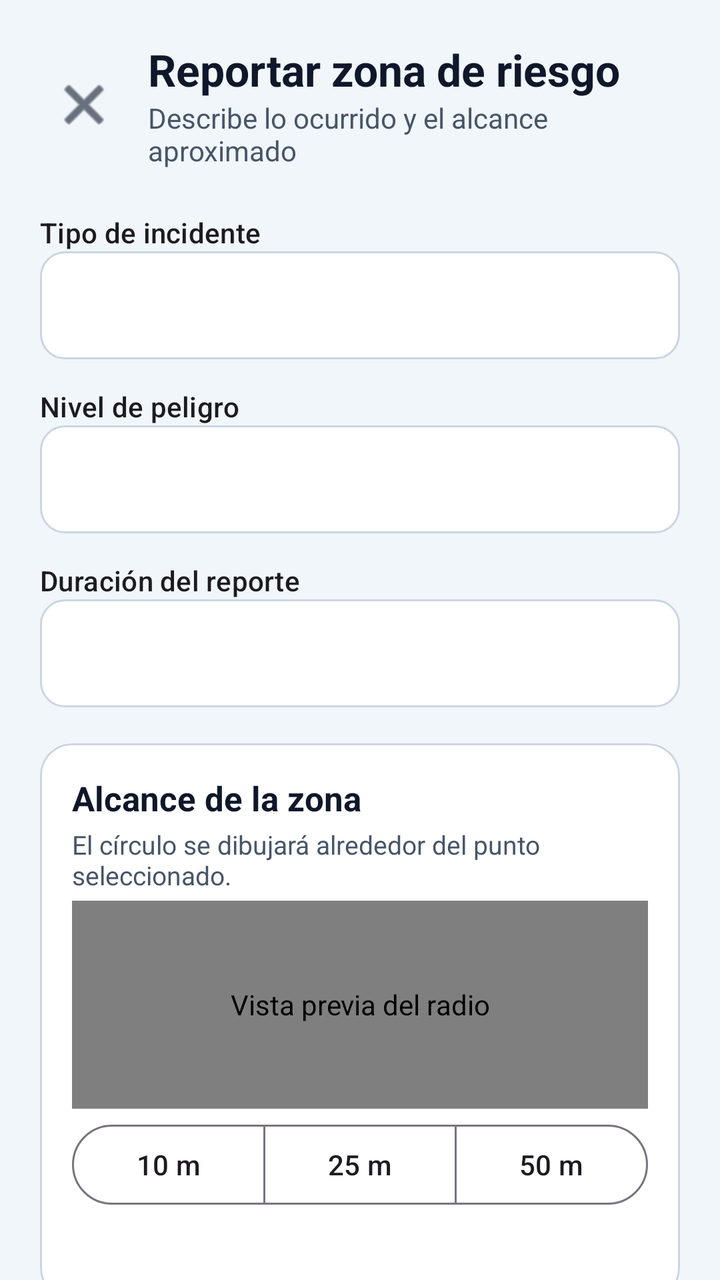
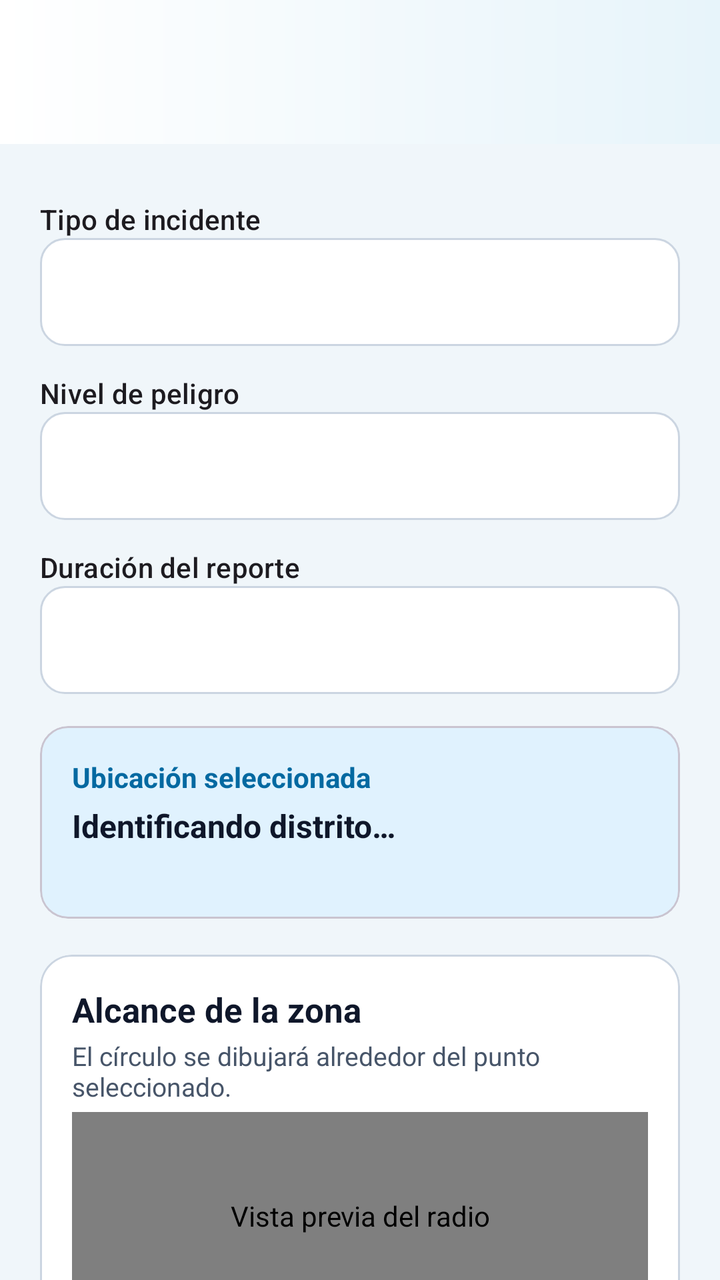

Two renders of the same Android screen: before a commit and after it. Below are the layout's source before the change and the commit's diff.
<!-- AndroidManifest.xml: application theme Theme.Appmovil -->
<!-- res/layout/activity_nuevo_reporte.xml -->
<?xml version="1.0" encoding="utf-8"?>
<androidx.core.widget.NestedScrollView xmlns:android="http://schemas.android.com/apk/res/android"
    xmlns:app="http://schemas.android.com/apk/res-auto"
    android:layout_width="match_parent" android:layout_height="match_parent"
    android:fillViewport="true" android:background="@color/app_background">
    <LinearLayout android:layout_width="match_parent" android:layout_height="wrap_content"
        android:orientation="vertical" android:padding="20dp">
        <LinearLayout android:layout_width="match_parent" android:layout_height="wrap_content" android:gravity="center_vertical">
            <ImageButton android:id="@+id/btnCloseReport" android:layout_width="44dp" android:layout_height="44dp"
                android:background="?attr/selectableItemBackgroundBorderless" android:contentDescription="Cerrar"
                android:src="@android:drawable/ic_menu_close_clear_cancel" app:tint="@color/app_text_primary" />
            <LinearLayout android:layout_width="0dp" android:layout_height="wrap_content" android:layout_weight="1" android:orientation="vertical" android:paddingStart="10dp">
                <TextView android:layout_width="wrap_content" android:layout_height="wrap_content" android:text="Reportar zona de riesgo" android:textColor="@color/app_text_primary" android:textSize="22sp" android:textStyle="bold" />
                <TextView android:layout_width="wrap_content" android:layout_height="wrap_content" android:text="Describe lo ocurrido y el alcance aproximado" android:textColor="@color/app_text_secondary" android:textSize="14sp" />
            </LinearLayout>
        </LinearLayout>
        <TextView style="@style/TextAppearance.Material3.LabelLarge" android:layout_width="wrap_content" android:layout_height="wrap_content" android:layout_marginTop="22dp" android:text="Tipo de incidente" />
        <Spinner android:id="@+id/spReportEvent" android:layout_width="match_parent" android:layout_height="54dp" android:background="@drawable/bg_input" android:paddingHorizontal="14dp" />
        <TextView style="@style/TextAppearance.Material3.LabelLarge" android:layout_width="wrap_content" android:layout_height="wrap_content" android:layout_marginTop="14dp" android:text="Nivel de peligro" />
        <Spinner android:id="@+id/spReportDanger" android:layout_width="match_parent" android:layout_height="54dp" android:background="@drawable/bg_input" android:paddingHorizontal="14dp" />
        <TextView style="@style/TextAppearance.Material3.LabelLarge" android:layout_width="wrap_content" android:layout_height="wrap_content" android:layout_marginTop="14dp" android:text="Duración del reporte" />
        <Spinner android:id="@+id/spReportDuration" android:layout_width="match_parent" android:layout_height="54dp" android:background="@drawable/bg_input" android:paddingHorizontal="14dp" />
        <com.google.android.material.card.MaterialCardView
            android:layout_width="match_parent" android:layout_height="wrap_content"
            android:layout_marginTop="18dp" app:cardBackgroundColor="@color/white"
            app:cardCornerRadius="16dp" app:strokeColor="@color/app_border" app:strokeWidth="1dp">
            <LinearLayout android:layout_width="match_parent" android:layout_height="wrap_content"
                android:orientation="vertical" android:padding="16dp">
                <TextView android:layout_width="wrap_content" android:layout_height="wrap_content"
                    android:text="Alcance de la zona" android:textColor="@color/app_text_primary"
                    android:textSize="17sp" android:textStyle="bold" />
                <TextView android:layout_width="match_parent" android:layout_height="wrap_content"
                    android:layout_marginTop="3dp" android:text="El círculo se dibujará alrededor del punto seleccionado."
                    android:textColor="@color/app_text_secondary" android:textSize="13sp" />
                <com.example.appmovil.RadiusPreviewView android:id="@+id/radiusPreview"
                    android:layout_width="match_parent" android:layout_height="104dp"
                    android:layout_marginTop="4dp" android:contentDescription="Vista previa del radio" />
                <com.google.android.material.button.MaterialButtonToggleGroup
                    android:id="@+id/reportRadiusGroup" android:layout_width="match_parent"
                    android:layout_height="wrap_content" android:layout_marginTop="4dp"
                    app:selectionRequired="true" app:singleSelection="true">
                    <com.google.android.material.button.MaterialButton android:id="@+id/btnRadius10"
                        style="@style/Widget.Material3.Button.OutlinedButton"
                        android:layout_width="0dp" android:layout_height="48dp" android:layout_weight="1"
                        android:text="10 m" android:textAllCaps="false" />
                    <com.google.android.material.button.MaterialButton android:id="@+id/btnRadius25"
                        style="@style/Widget.Material3.Button.OutlinedButton"
                        android:layout_width="0dp" android:layout_height="48dp" android:layout_weight="1"
                        android:text="25 m" android:textAllCaps="false" />
                    <com.google.android.material.button.MaterialButton android:id="@+id/btnRadius50"
                        style="@style/Widget.Material3.Button.OutlinedButton"
                        android:layout_width="0dp" android:layout_height="48dp" android:layout_weight="1"
                        android:text="50 m" android:textAllCaps="false" />
                </com.google.android.material.button.MaterialButtonToggleGroup>
                <TextView android:id="@+id/tvRadiusHelp" android:layout_width="match_parent"
                    android:layout_height="wrap_content" android:layout_marginTop="10dp"
                    android:textColor="@color/app_text_secondary" android:textSize="13sp" />
            </LinearLayout>
        </com.google.android.material.card.MaterialCardView>
        <com.google.android.material.textfield.TextInputLayout android:layout_width="match_parent" android:layout_height="wrap_content" android:layout_marginTop="14dp" android:hint="¿Qué ocurrió?">
            <com.google.android.material.textfield.TextInputEditText android:id="@+id/etReportDescription" android:layout_width="match_parent" android:layout_height="130dp" android:gravity="top" android:inputType="textMultiLine" android:maxLength="2000" />
        </com.google.android.material.textfield.TextInputLayout>
        <TextView android:layout_width="match_parent" android:layout_height="wrap_content"
            android:layout_marginTop="16dp" android:text="Evidencia fotográfica obligatoria"
            android:textColor="@color/app_text_primary" android:textStyle="bold" />
        <ImageView android:id="@+id/reportImagePreview" android:layout_width="match_parent"
            android:layout_height="190dp" android:layout_marginTop="8dp" android:background="@drawable/bg_input"
            android:contentDescription="Vista previa de la evidencia" android:scaleType="centerCrop" android:visibility="gone" />
        <com.google.android.material.button.MaterialButton android:id="@+id/btnSelectReportImage"
            style="@style/Widget.Material3.Button.OutlinedButton" android:layout_width="match_parent"
            android:layout_height="48dp" android:layout_marginTop="8dp" android:text="SELECCIONAR IMAGEN" />
        <CheckBox android:id="@+id/cbAnonymousReport" android:layout_width="wrap_content" android:layout_height="wrap_content" android:layout_marginTop="8dp" android:text="Publicar de forma anónima" android:textColor="@color/app_text_primary" />
        <TextView android:id="@+id/tvReportCoordinates" android:layout_width="match_parent" android:layout_height="wrap_content" android:layout_marginTop="12dp" android:textColor="@color/app_text_secondary" />
        <com.google.android.material.button.MaterialButton android:id="@+id/btnSaveReport" android:layout_width="match_parent" android:layout_height="56dp" android:layout_marginTop="20dp" android:text="PUBLICAR REPORTE" android:textColor="@color/white" app:backgroundTint="#DC2626" app:cornerRadius="14dp" />
    </LinearLayout>
</androidx.core.widget.NestedScrollView>
<!-- resources referenced by this layout -->
<resources>
  <color name="app_background">#F0F6FA</color>
  <color name="app_border">#CBD5E1</color>
  <color name="app_text_primary">#0F172A</color>
  <color name="app_text_secondary">#475569</color>
  <color name="white">#FFFFFFFF</color>
  <!-- drawable bg_input (drawable) -->
  <?xml version="1.0" encoding="utf-8"?>
  <shape xmlns:android="http://schemas.android.com/apk/res/android">
  
      <solid android:color="#FFFFFF" />
  
      <corners android:radius="12dp" />
  
      <stroke
          android:width="1dp"
          android:color="#CBD5E1" />
  
  </shape>
  <style name="Theme.Appmovil" parent="Base.Theme.Appmovil" />
  <style name="Base.Theme.Appmovil" parent="Theme.Material3.Light.NoActionBar">
          <item name="colorPrimary">@color/app_primary</item>
          <item name="colorSecondary">@color/app_secondary</item>
          <item name="android:colorAccent">@color/app_primary</item>
          <item name="android:navigationBarColor">@color/white</item>
          <item name="android:statusBarColor">@color/white</item>
          <item name="android:windowLightStatusBar">true</item>
      </style>
  <color name="app_primary">#0284C7</color>
  <color name="app_secondary">#0D9488</color>
</resources>

<!-- the commit's change to res/layout/activity_nuevo_reporte.xml (unified diff, before → after) -->
@@ -1,25 +1,76 @@
 <?xml version="1.0" encoding="utf-8"?>
-<androidx.core.widget.NestedScrollView xmlns:android="http://schemas.android.com/apk/res/android"
+<androidx.constraintlayout.widget.ConstraintLayout xmlns:android="http://schemas.android.com/apk/res/android"
     xmlns:app="http://schemas.android.com/apk/res-auto"
-    android:layout_width="match_parent" android:layout_height="match_parent"
-    android:fillViewport="true" android:background="@color/app_background">
+    android:id="@+id/main"
+    android:layout_width="match_parent"
+    android:layout_height="match_parent"
+    android:background="@color/app_background">
+
+    <include
+        android:id="@+id/topAppBar"
+        layout="@layout/view_app_top_bar"
+        android:layout_width="0dp"
+        android:layout_height="72dp"
+        app:layout_constraintEnd_toEndOf="parent"
+        app:layout_constraintStart_toStartOf="parent"
+        app:layout_constraintTop_toTopOf="parent" />
+
+    <androidx.core.widget.NestedScrollView
+        android:layout_width="0dp"
+        android:layout_height="0dp"
+        android:clipToPadding="false"
+        android:fillViewport="true"
+        app:layout_constraintBottom_toBottomOf="parent"
+        app:layout_constraintEnd_toEndOf="parent"
+        app:layout_constraintStart_toStartOf="parent"
+        app:layout_constraintTop_toBottomOf="@id/topAppBar">
+
     <LinearLayout android:layout_width="match_parent" android:layout_height="wrap_content"
         android:orientation="vertical" android:padding="20dp">
-        <LinearLayout android:layout_width="match_parent" android:layout_height="wrap_content" android:gravity="center_vertical">
-            <ImageButton android:id="@+id/btnCloseReport" android:layout_width="44dp" android:layout_height="44dp"
-                android:background="?attr/selectableItemBackgroundBorderless" android:contentDescription="Cerrar"
-                android:src="@android:drawable/ic_menu_close_clear_cancel" app:tint="@color/app_text_primary" />
-            <LinearLayout android:layout_width="0dp" android:layout_height="wrap_content" android:layout_weight="1" android:orientation="vertical" android:paddingStart="10dp">
-                <TextView android:layout_width="wrap_content" android:layout_height="wrap_content" android:text="Reportar zona de riesgo" android:textColor="@color/app_text_primary" android:textSize="22sp" android:textStyle="bold" />
-                <TextView android:layout_width="wrap_content" android:layout_height="wrap_content" android:text="Describe lo ocurrido y el alcance aproximado" android:textColor="@color/app_text_secondary" android:textSize="14sp" />
-            </LinearLayout>
-        </LinearLayout>
-        <TextView style="@style/TextAppearance.Material3.LabelLarge" android:layout_width="wrap_content" android:layout_height="wrap_content" android:layout_marginTop="22dp" android:text="Tipo de incidente" />
+        <TextView style="@style/TextAppearance.Material3.LabelLarge" android:layout_width="wrap_content" android:layout_height="wrap_content" android:layout_marginTop="8dp" android:text="Tipo de incidente" />
         <Spinner android:id="@+id/spReportEvent" android:layout_width="match_parent" android:layout_height="54dp" android:background="@drawable/bg_input" android:paddingHorizontal="14dp" />
         <TextView style="@style/TextAppearance.Material3.LabelLarge" android:layout_width="wrap_content" android:layout_height="wrap_content" android:layout_marginTop="14dp" android:text="Nivel de peligro" />
         <Spinner android:id="@+id/spReportDanger" android:layout_width="match_parent" android:layout_height="54dp" android:background="@drawable/bg_input" android:paddingHorizontal="14dp" />
         <TextView style="@style/TextAppearance.Material3.LabelLarge" android:layout_width="wrap_content" android:layout_height="wrap_content" android:layout_marginTop="14dp" android:text="Duración del reporte" />
         <Spinner android:id="@+id/spReportDuration" android:layout_width="match_parent" android:layout_height="54dp" android:background="@drawable/bg_input" android:paddingHorizontal="14dp" />
+
+        <com.google.android.material.card.MaterialCardView
+            android:layout_width="match_parent"
+            android:layout_height="wrap_content"
+            android:layout_marginTop="16dp"
+            app:cardBackgroundColor="@color/app_primary_soft"
+            app:cardCornerRadius="14dp"
+            app:cardElevation="0dp">
+            <LinearLayout
+                android:layout_width="match_parent"
+                android:layout_height="wrap_content"
+                android:orientation="vertical"
+                android:padding="16dp">
+                <TextView
+                    android:layout_width="match_parent"
+                    android:layout_height="wrap_content"
+                    android:text="Ubicación seleccionada"
+                    android:textColor="@color/app_primary_dark"
+                    android:textSize="14sp"
+                    android:textStyle="bold" />
+                <TextView
+                    android:id="@+id/tvReportDistrict"
+                    android:layout_width="match_parent"
+                    android:layout_height="wrap_content"
+                    android:layout_marginTop="4dp"
+                    android:text="Identificando distrito…"
+                    android:textColor="@color/app_text_primary"
+                    android:textSize="16sp"
+                    android:textStyle="bold" />
+                <TextView
+                    android:id="@+id/tvReportCoordinates"
+                    android:layout_width="match_parent"
+                    android:layout_height="wrap_content"
+                    android:layout_marginTop="2dp"
+                    android:textColor="@color/app_text_secondary"
+                    android:textSize="13sp" />
+            </LinearLayout>
+        </com.google.android.material.card.MaterialCardView>
         <com.google.android.material.card.MaterialCardView
             android:layout_width="match_parent" android:layout_height="wrap_content"
             android:layout_marginTop="18dp" app:cardBackgroundColor="@color/white"
@@ -70,7 +121,21 @@
             style="@style/Widget.Material3.Button.OutlinedButton" android:layout_width="match_parent"
             android:layout_height="48dp" android:layout_marginTop="8dp" android:text="SELECCIONAR IMAGEN" />
         <CheckBox android:id="@+id/cbAnonymousReport" android:layout_width="wrap_content" android:layout_height="wrap_content" android:layout_marginTop="8dp" android:text="Publicar de forma anónima" android:textColor="@color/app_text_primary" />
-        <TextView android:id="@+id/tvReportCoordinates" android:layout_width="match_parent" android:layout_height="wrap_content" android:layout_marginTop="12dp" android:textColor="@color/app_text_secondary" />
         <com.google.android.material.button.MaterialButton android:id="@+id/btnSaveReport" android:layout_width="match_parent" android:layout_height="56dp" android:layout_marginTop="20dp" android:text="PUBLICAR REPORTE" android:textColor="@color/white" app:backgroundTint="#DC2626" app:cornerRadius="14dp" />
+        <Space android:layout_width="1dp" android:layout_height="20dp" />
     </LinearLayout>
-</androidx.core.widget.NestedScrollView>
+    </androidx.core.widget.NestedScrollView>
+</androidx.constraintlayout.widget.ConstraintLayout>
+<!-- res/layout/view_app_top_bar.xml (included above) -->
+<?xml version="1.0" encoding="utf-8"?>
+<com.google.android.material.appbar.MaterialToolbar xmlns:android="http://schemas.android.com/apk/res/android"
+    xmlns:app="http://schemas.android.com/apk/res-auto"
+    android:layout_width="match_parent"
+    android:layout_height="76dp"
+    android:background="@drawable/bg_map_toolbar"
+    android:elevation="2dp"
+    android:paddingStart="16dp"
+    android:paddingEnd="10dp"
+    app:titleTextAppearance="@style/TextAppearance.MaterialComponents.Headline6"
+    app:subtitleTextColor="@color/app_text_secondary"
+    app:titleTextColor="@color/app_text_primary" />
<!-- resource entries referenced after the edit -->
@@ -2,6 +2,8 @@
 <resources>
   <color name="app_background">#F0F6FA</color>
   <color name="app_border">#CBD5E1</color>
+  <color name="app_primary_dark">#0369A1</color>
+  <color name="app_primary_soft">#E0F2FE</color>
   <color name="app_text_primary">#0F172A</color>
   <color name="app_text_secondary">#475569</color>
   <color name="white">#FFFFFFFF</color>
@@ -18,6 +20,11 @@
           android:color="#CBD5E1" />
   
   </shape>
+  <!-- drawable bg_map_toolbar (drawable) -->
+  <?xml version="1.0" encoding="utf-8"?>
+  <shape xmlns:android="http://schemas.android.com/apk/res/android">
+      <gradient android:startColor="#FFFFFF" android:endColor="#E7F4FA" android:angle="0" />
+  </shape>
   <style name="Theme.Appmovil" parent="Base.Theme.Appmovil" />
   <style name="Base.Theme.Appmovil" parent="Theme.Material3.Light.NoActionBar">
           <item name="colorPrimary">@color/app_primary</item>
